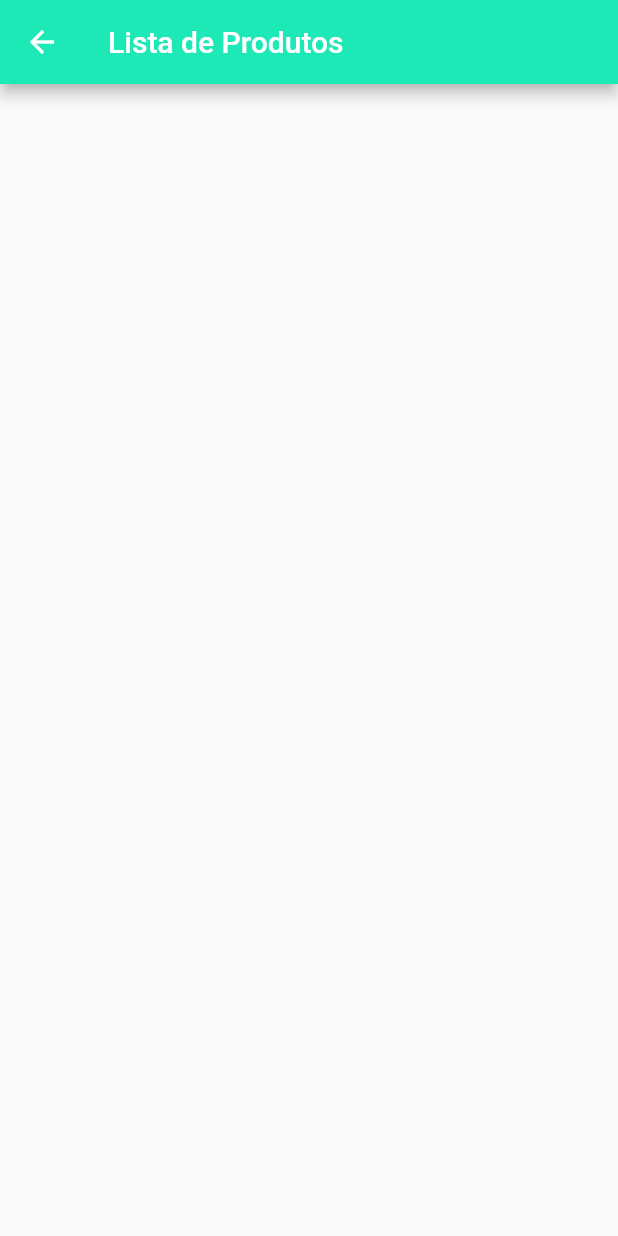
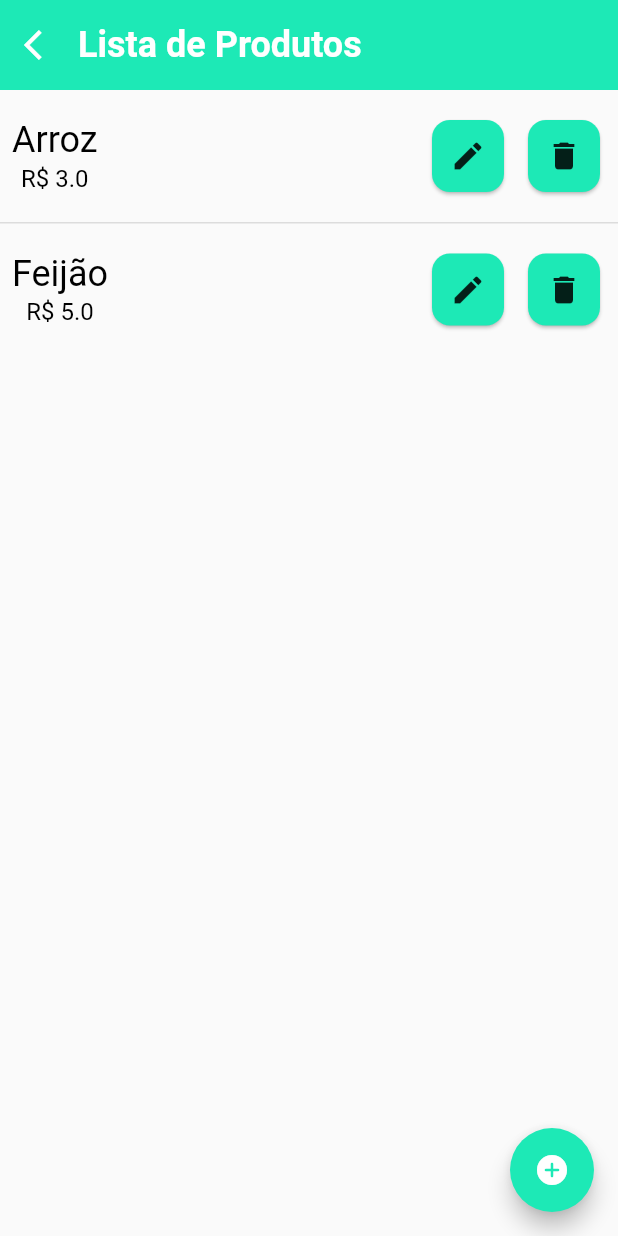
Before and after one commit to VictorFulgor/products-mobile, a Flutter app: the screen it shows after launch, after a tap on "Ver lista de produtos", on a phone screen of 412 x 824 dp. Run offline on Flutter 3.47's test engine with Material 2 defaults, Android fonts, the phone set to English and light mode, and no system bars; Roboto replaces fonts that are missing (TimesNewRoman).

Commit message:
added the fetch function

```diff
--- a/lib/main.dart
+++ b/lib/main.dart
@@ -1,6 +1,9 @@
 import 'package:flutter/material.dart';
+import 'package:provider/provider.dart';
 import 'package:teste1/ui/pages/home_page.dart';
-import 'package:teste1/ui/pages/products_page.dart';
+import 'package:teste1/ui/pages/products/add_products_page.dart';
+import 'package:teste1/ui/pages/products/products_page.dart';
+import 'package:teste1/ui/provider/products_provider.dart';
 
 void main() {
   runApp(MyApp());
@@ -9,7 +12,9 @@ void main() {
 class MyApp extends StatelessWidget {
   @override
   Widget build(BuildContext context) {
-    return MaterialApp(
+    return ChangeNotifierProvider(
+      create: (context) => ProductsProvider(),
+      child: MaterialApp(
         title: 'Produtos',
         debugShowCheckedModeBanner: false,
         theme: ThemeData(
@@ -18,8 +23,10 @@ class MyApp extends StatelessWidget {
         ),
         routes: {
           '/': (context) => HomePage(),
-        'products': (context) => ProductsPage(),
+          '/products': (context) => ProductsPage(),
+          '/add-product': (context) => AddProductPage(),
         },
+      ),
     );
   }
 }
--- a/lib/services/abstraction/products_abstract_service.dart
+++ b/lib/services/abstraction/products_abstract_service.dart
@@ -2,7 +2,7 @@ import 'package:teste1/core/models/product.dart';
 
 abstract class ProductsAbstractService {
   Future<List<Product>> fetch();
-  Future<bool> add();
+  Future<bool> add(Product product);
   Future<bool> update();
-  Future<bool> delete();
+  Future<bool> delete(int id);
 }
--- a/lib/ui/pages/home_page.dart
+++ b/lib/ui/pages/home_page.dart
@@ -4,56 +4,76 @@ import 'package:teste1/ui/widgets/base_text.dart';
 class HomePage extends StatelessWidget {
   @override
   Widget build(BuildContext context) {
-    return SafeArea(
-      child: Scaffold(
-        body: Container(
+    return Scaffold(
+      body: SafeArea(
+        child: Container(
           color: Colors.tealAccent[400],
           padding: EdgeInsets.symmetric(horizontal: 8),
+          child: Stack(
+            children: [
+              Center(
+                child: Container(
+                  margin: EdgeInsets.all(32),
+                  decoration: BoxDecoration(
+                    color: Colors.white,
+                    borderRadius: BorderRadius.circular(24),
+                    boxShadow: [
+                      BoxShadow(
+                        color: Colors.grey.withOpacity(1),
+                        spreadRadius: 5,
+                        blurRadius: 14,
+                        offset: Offset(0, 7),
+                      ),
+                    ],
+                  ),
+                  child: Padding(
+                    padding: EdgeInsets.all(24),
                     child: Column(
                       mainAxisAlignment: MainAxisAlignment.end,
-            mainAxisSize: MainAxisSize.max,
+                      mainAxisSize: MainAxisSize.min,
                       children: [
                         BaseText(
                           text: "Mercadinho",
-                color: Colors.white,
+                          color: Colors.black,
                           fontSize: 40,
                           isBold: true,
                         ),
+                        Image.asset(
+                          'assets/images/hpimage.png',
+                          fit: BoxFit.cover,
+                        ),
                         BaseText(
                           text: "Super Paraná",
-                color: Colors.white,
+                          color: Colors.black,
                           fontSize: 40,
                           isBold: true,
                         ),
-              BaseText(
-                text: "Levando alegria desde 1991",
-                color: Colors.white70,
-                fontSize: 20,
-                isBold: false,
-              ),
-              Container(
-                margin: EdgeInsets.only(top: 250),
+                        SizedBox(
+                          height: 32,
                         ),
                         GestureDetector(
                           onTap: () {
-                  Navigator.pushNamed(context, 'products');
+                            Navigator.pushNamed(context, '/products');
                           },
                           child: Container(
-                  margin: EdgeInsets.only(bottom: 32),
-                  padding: EdgeInsets.symmetric(vertical: 32),
+                            padding: EdgeInsets.symmetric(vertical: 24),
                             decoration: BoxDecoration(
-                    color: Colors.white,
+                              color: Colors.tealAccent[400],
                               borderRadius: BorderRadius.circular(24),
                             ),
                             child: Row(
-                    mainAxisSize: MainAxisSize.max,
-                    mainAxisAlignment: MainAxisAlignment.center,
+                              mainAxisAlignment: MainAxisAlignment.spaceEvenly,
                               children: [
                                 BaseText(
                                   text: 'Ver lista de produtos',
-                        color: Colors.black87,
-                        fontSize: 16,
+                                  color: Colors.white,
+                                  fontSize: 20,
                                   isBold: true,
+                                ),
+                                Icon(
+                                  Icons.arrow_forward_ios,
+                                  size: 24,
+                                  color: Colors.white,
                                 ),
                               ],
                             ),
@@ -63,6 +83,12 @@ class HomePage extends StatelessWidget {
                     ),
                   ),
                 ),
+              ),
+              Container(),
+            ],
+          ),
+        ),
+      ),
     );
   }
 }
--- /dev/null
+++ b/lib/ui/pages/products/products_page.dart
@@ -0,0 +1,91 @@
+import 'package:flutter/material.dart';
+import 'package:provider/provider.dart';
+import 'package:teste1/core/models/product.dart';
+import 'package:teste1/ui/provider/products_provider.dart';
+import 'package:teste1/ui/widgets/base_appBar.dart';
+import 'package:teste1/ui/widgets/base_text.dart';
+import 'package:teste1/ui/widgets/product_item.dart';
+
+class ProductsPage extends StatelessWidget {
+  Widget build(BuildContext context) {
+    return Scaffold(
+      floatingActionButton: FloatingActionButton(
+        onPressed: () {
+          Navigator.pushNamed(context, "/add-product");
+        },
+        child: Icon(Icons.add_circle_rounded),
+        backgroundColor: Colors.tealAccent[400],
+      ),
+      body: SafeArea(
+        child: Container(
+          child: Column(
+            children: [
+              BaseAppBar(
+                title: "Lista de Produtos",
+              ),
+              Flexible(
+                child: Container(
+                  child: Consumer<ProductsProvider>(
+                      builder: (context, provider, widget) {
+                    if (provider.products == null) {
+                      provider.fetch();
+
+                      return Center(
+                        child: CircularProgressIndicator(),
+                      );
+                    }
+                    return Visibility(
+                      visible: provider.products.length > 0,
+                      child: ListView.builder(
+                          primary: true,
+                          shrinkWrap: true,
+                          physics: BouncingScrollPhysics(),
+                          itemCount: provider.products.length,
+                          itemBuilder: (context, index) {
+                            Widget item = createProductItem(
+                              provider.products[index],
+                              index == provider.products.length - 1,
+                            );
+
+                            if (index == provider.products.length - 1) {
+                              return Container(
+                                child: item,
+                                margin: EdgeInsets.only(bottom: 128),
+                              );
+                            }
+
+                            return item;
+                          }),
+                      replacement: BaseText(
+                        text: 'Nenhum produto foi encontrado.',
+                        fontSize: 18,
+                        color: Colors.black,
+                      ),
+                    );
+                  }),
+                ),
+              )
+            ],
+          ),
+        ),
+      ),
+    );
+  }
+}
+
+createProductItem(Product product, bool isLast) {
+  return Wrap(
+    children: [
+      ProductItem(product),
+      isLast ? Container() : createDevider(),
+    ],
+  );
+}
+
+createDevider() {
+  return Container(
+    margin: EdgeInsets.only(top: 16),
+    height: 1,
+    color: Colors.black12,
+  );
+}
--- a/lib/ui/pages/products_page.dart
+++ /dev/null
@@ -1,14 +0,0 @@
-import 'package:flutter/material.dart';
-
-class ProductsPage extends StatelessWidget {
-  Widget build(BuildContext context) {
-    return SafeArea(
-      child: Scaffold(
-        appBar: AppBar(
-          backgroundColor: Colors.tealAccent[400],
-          title: Text("Lista de Produtos"),
-        ),
-      ),
-    );
-  }
-}
--- a/lib/ui/widgets/base_appBar.dart
+++ b/lib/ui/widgets/base_appBar.dart
@@ -1,7 +1,39 @@
 import 'package:flutter/material.dart';
+import 'package:teste1/ui/widgets/base_text.dart';
 
 class BaseAppBar extends StatelessWidget {
+  final String title;
+
+  BaseAppBar({this.title});
+
   Widget build(BuildContext context) {
-    return Container();
+    return Container(
+      color: Colors.tealAccent[400],
+      padding: EdgeInsets.all(16),
+      child: Row(
+        children: [
+          GestureDetector(
+            child: Icon(
+              Icons.arrow_back_ios,
+              size: 24,
+              color: Colors.white,
+            ),
+            onTap: () {
+              Navigator.pop(context);
+            },
+          ),
+          SizedBox(
+            width: 12,
+          ),
+          Container(
+            child: BaseText(
+              text: this.title,
+              fontSize: 24,
+              isBold: true,
+            ),
+          ),
+        ],
+      ),
+    );
   }
 }
--- /dev/null
+++ b/lib/ui/widgets/product_item.dart
@@ -0,0 +1,77 @@
+import 'package:flutter/cupertino.dart';
+import 'package:flutter/material.dart';
+import 'package:provider/provider.dart';
+import 'package:teste1/core/models/product.dart';
+import 'package:teste1/ui/provider/products_provider.dart';
+import 'package:teste1/ui/widgets/base_text.dart';
+
+class ProductItem extends StatelessWidget {
+  final Product product;
+
+  ProductItem(this.product);
+
+  @override
+  Widget build(BuildContext context) {
+    return Container(
+      padding: EdgeInsets.only(top: 16, left: 8, right: 8),
+      child: Row(
+        mainAxisAlignment: MainAxisAlignment.spaceBetween,
+        crossAxisAlignment: CrossAxisAlignment.center,
+        children: [
+          Column(
+            children: [
+              BaseText(
+                text: product.name,
+                fontSize: 24,
+                color: Colors.black,
+              ),
+              SizedBox(height: 2),
+              BaseText(
+                text: "R\$ ${product.price}",
+                fontSize: 16,
+                color: Colors.black,
+              ),
+            ],
+          ),
+          Wrap(
+            children: [
+              makeAction(
+                onClick: () {},
+                icon: Icons.edit,
+              ),
+              SizedBox(width: 8),
+              makeAction(
+                icon: Icons.delete,
+                onClick: () {
+                  ProductsProvider provider = Provider.of<ProductsProvider>(
+                    context,
+                    listen: false,
+                  );
+
+                  provider.delete(product.id);
+                },
+              ),
+            ],
+          ),
+        ],
+      ),
+    );
+  }
+}
+
+makeAction({Function onClick, IconData icon}) {
+  return Card(
+    color: Colors.tealAccent[400],
+    shape: RoundedRectangleBorder(
+      borderRadius: BorderRadius.circular(12),
+    ),
+    child: InkWell(
+      borderRadius: BorderRadius.circular(12),
+      onTap: onClick,
+      child: Container(
+        padding: EdgeInsets.all(12),
+        child: Icon(icon, size: 24),
+      ),
+    ),
+  );
+}
```
Also changed, not shown: lib/data/facade.dart (+19 -4 lines), lib/services/implementation/products_service.dart (+10 -2 lines), lib/ui/pages/products/add_products_page.dart (added, +45 -0 lines), lib/ui/provider/products_provider.dart (+17 -2 lines), assets/images/hpimage.png (added), lib/ui/widgets/base_input.dart (added). Lines whose indentation alone changed are shown as unchanged.
